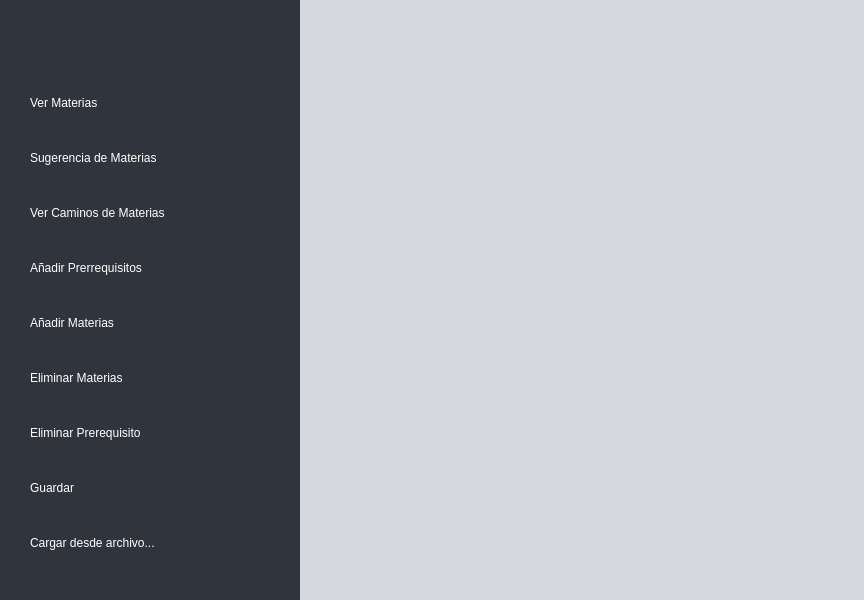
Qt form graduacion_unal/gui/ui/MainWindow.ui (Jav-Var/Graduacion-UNAL) before a commit.
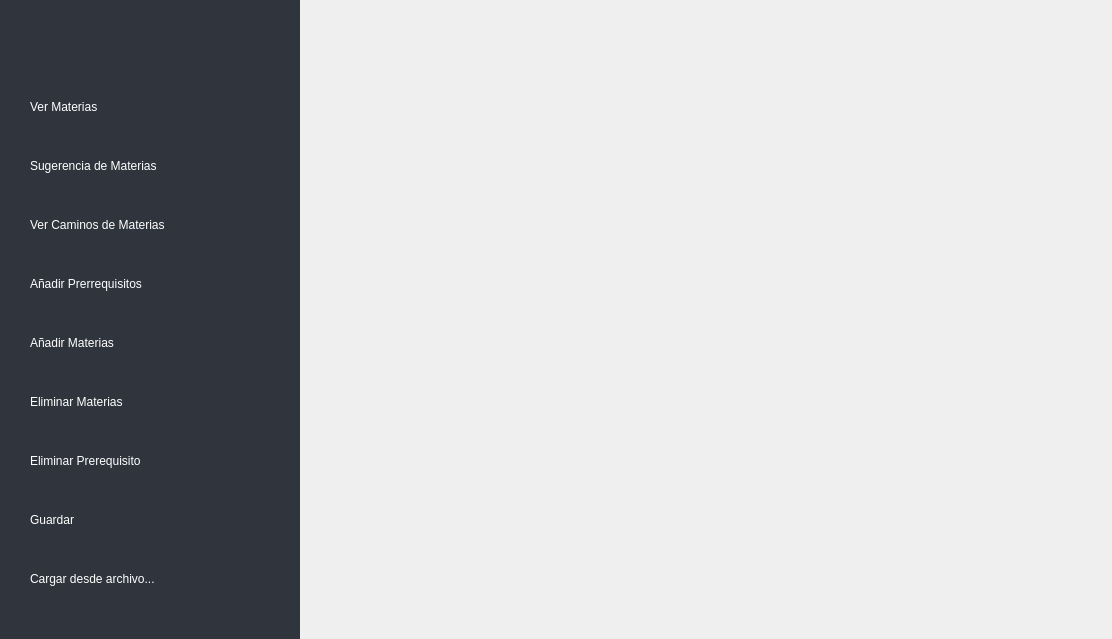
The same form after that commit. Icons and pictures are not drawn.

Diff of the .ui file:
```diff
--- a/graduacion_unal/gui/ui/MainWindow.ui
+++ b/graduacion_unal/gui/ui/MainWindow.ui
@@ -6,8 +6,8 @@
    <rect>
     <x>0</x>
     <y>0</y>
-    <width>864</width>
-    <height>600</height>
+    <width>1112</width>
+    <height>639</height>
    </rect>
   </property>
   <property name="windowTitle">
@@ -212,6 +212,21 @@
       </property>
       <property name="styleSheet">
        <string notr="true">background-color: #d5d8df;
+
+QPushButton {
+  background-color: #e3e3e3;   /* color de fondo plano */
+  color: #000000;              /* texto blanco */
+  border: none;                /* sin borde */
+  padding: 8px 12px;           /* espaciado interno */
+  border-radius: 4px;          /* esquinas redondeadas */
+  text-align: center;            /* icono + texto alineados a la izquierda */
+}
+QPushButton:hover {
+  background-color: #3a3a3a;   /* ligero cambio al pasar el ratón */
+}
+QPushButton:pressed {
+  background-color: #1f1f1f;   /* tono más oscuro al pulsar */
+}
 </string>
       </property>
       <layout class="QVBoxLayout" name="verticalLayout"/>
```
Left out of the diff: 2 changed lines with no effect on the pictures.
